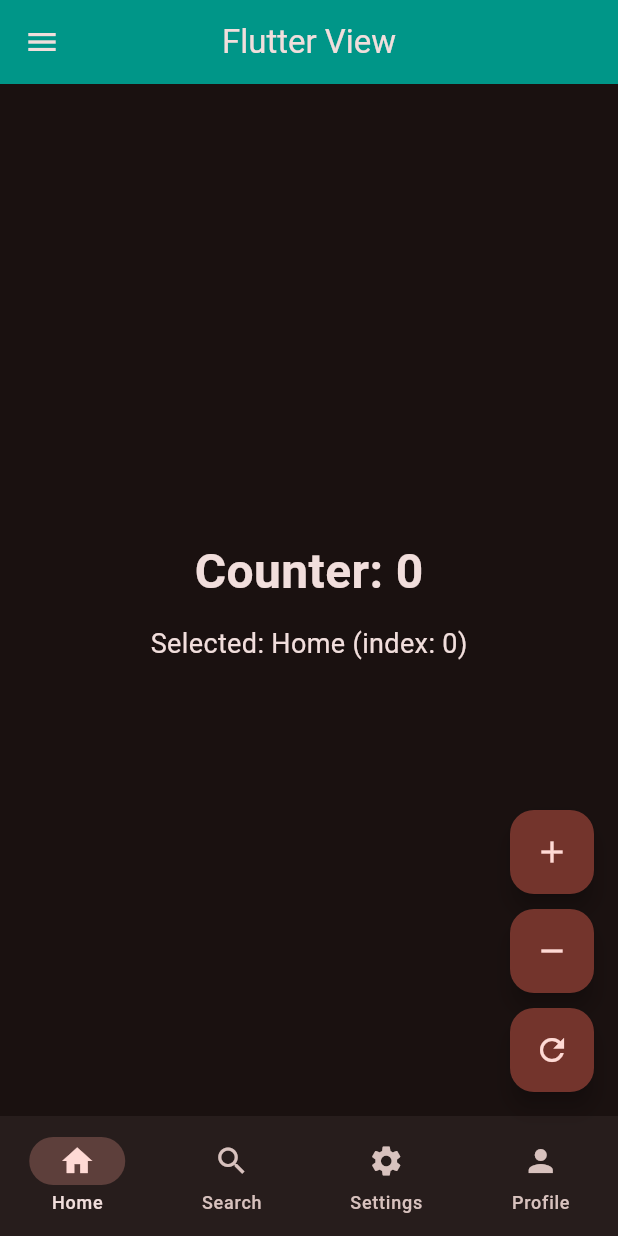
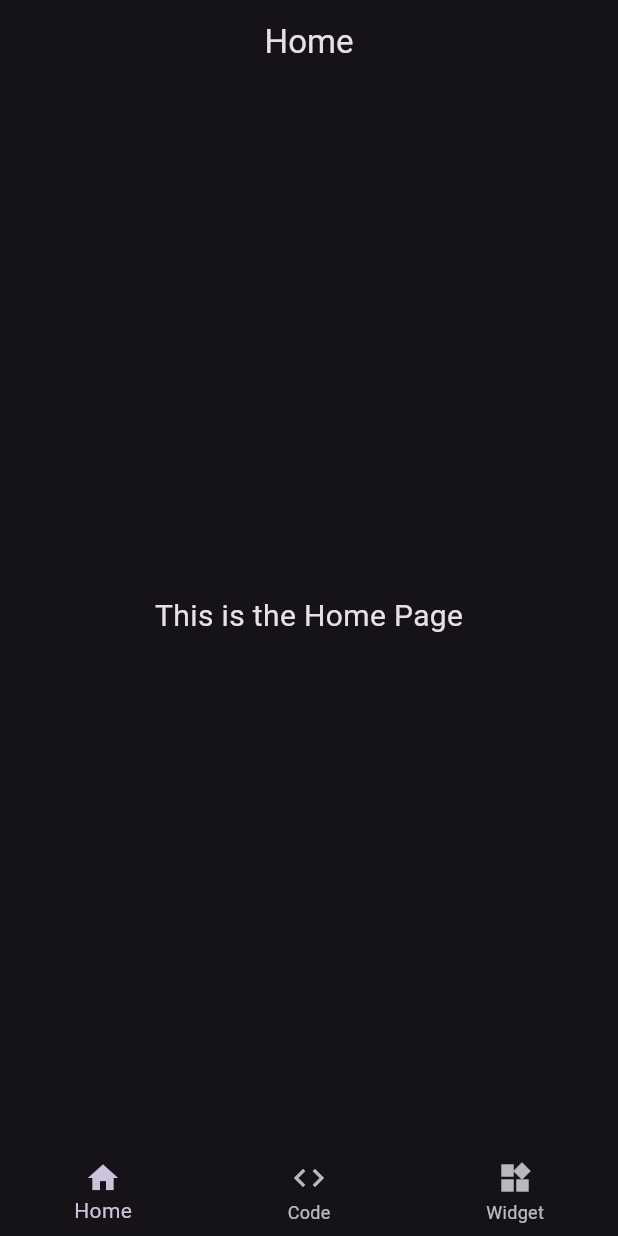
Before and after one commit to KapilMP/flutter_app, a Flutter app: the screen it shows after launch, on a phone screen of 412 x 824 dp. Run offline on Flutter 3.47's test engine with Material 3 defaults, Android fonts, the phone set to English and light mode, and no system bars; our stand-ins replace device_preview.

Commit message:
feat: add bottom navbar with page switching via widget tree

```diff
--- a/lib/main.dart
+++ b/lib/main.dart
@@ -1,126 +1,55 @@
-// import 'package:device_preview/device_preview.dart';
-// import 'package:flutter/foundation.dart';
+import 'package:device_preview/device_preview.dart';
+import 'package:flutter/foundation.dart';
 import 'package:flutter/material.dart';
+import 'package:flutter_app/views/widget_tree.dart';
+
+// stateful widget can be refreshed and updated, stateless widget
+// cannot be updated once built
+
+//? stateless widget can not be refreshed or updated,
+//? it is immutable and can only be built once.
+//? It does not have any internal state that can change over time.
+//? Once a stateless widget is built, it cannot be modified or updated.
+//? If you want to update the UI based on user interactions or changes in data,
+//? you would need to use a stateful widget instead.
+
+//! setState is a method used in stateful widgets to trigger
+//! a rebuild of the widget tree.
+//! When you call setState, it tells Flutter that the state of the widget has
+//! changed and that it needs to rebuild the UI to reflect those changes.
+//! The setState method takes a callback function as an argument,
+//! and any changes to the state should be made within that callback.
+
+// Materail App (Stateful)
+// Scaffold
+// App Title
+// Bottom navigation bar setState
 
 void main() {
-  runApp(const MyApp());
+  runApp(
+    DevicePreview(enabled: !kIsWeb, builder: (context) => const MyHomePage()),
+  );
 }
 
-class MyApp extends StatefulWidget {
-  const MyApp({super.key});
+class MyHomePage extends StatefulWidget {
+  const MyHomePage({super.key});
 
   @override
-  State<MyApp> createState() => _MyAppState();
+  State<MyHomePage> createState() => _MyHomePageState();
 }
 
-class _MyAppState extends State<MyApp> {
-  int selectedIndex = 0;
-  int counter = 0;
-
-  static const List<String> labels = ['Home', 'Search', 'Settings', 'Profile'];
-
+class _MyHomePageState extends State<MyHomePage> {
   @override
   Widget build(BuildContext context) {
     return MaterialApp(
       debugShowCheckedModeBanner: false,
       theme: ThemeData(
         colorScheme: ColorScheme.fromSeed(
-          seedColor: Colors.red,
+          seedColor: Colors.deepPurple,
           brightness: Brightness.dark,
         ),
       ),
-      home: SafeArea(
-        child: Scaffold(
-          appBar: AppBar(
-            title: const Text('Flutter View'),
-            centerTitle: true,
-            // leading: Icon(Icons.menu),
-            // actions: [Text('Login'), Icon(Icons.login)],
-            backgroundColor: Colors.teal,
-          ),
-          drawer: Drawer(
-            child: Column(
-              children: [
-                // DrawerHeader(child: Text('Drawer Header')),
-                ListTile(
-                  title: Text('Settings'),
-                  leading: Icon(Icons.settings),
-                ),
-                ListTile(title: Text('Logout'), leading: Icon(Icons.logout)),
-              ],
-            ),
-          ),
-          body: Center(
-            child: Column(
-              mainAxisSize: MainAxisSize.min,
-              children: [
-                Text(
-                  'Counter: $counter',
-                  style: const TextStyle(
-                    fontSize: 32,
-                    fontWeight: FontWeight.bold,
-                  ),
-                ),
-                const SizedBox(height: 12),
-                Text(
-                  'Selected: ${labels[selectedIndex]} (index: $selectedIndex)',
-                  style: const TextStyle(fontSize: 18),
-                ),
-              ],
-            ),
-          ),
-          floatingActionButton: Column(
-            mainAxisSize: MainAxisSize.min,
-            children: [
-              FloatingActionButton(
-                onPressed: () {
-                  setState(() {
-                    counter += 1;
-                  });
-                },
-                child: const Icon(Icons.add),
-              ),
-              SizedBox(height: 10),
-              FloatingActionButton(
-                onPressed: () {
-                  setState(() {
-                    counter -= 1;
-                  });
-                },
-                child: const Icon(Icons.remove),
-              ),
-              SizedBox(height: 10),
-              FloatingActionButton(
-                onPressed: () {
-                  setState(() {
-                    counter = 0;
-                  });
-                },
-                child: const Icon(Icons.refresh),
-              ),
-            ],
-          ),
-          bottomNavigationBar: NavigationBar(
-            selectedIndex: selectedIndex,
-            destinations: const [
-              NavigationDestination(icon: Icon(Icons.home), label: 'Home'),
-              NavigationDestination(icon: Icon(Icons.search), label: 'Search'),
-              NavigationDestination(
-                icon: Icon(Icons.settings),
-                label: 'Settings',
-              ),
-              NavigationDestination(icon: Icon(Icons.person), label: 'Profile'),
-            ],
-            onDestinationSelected: (int value) {
-              setState(() {
-                selectedIndex = value;
-              });
-              // debug print kept for quick verification
-              print(value);
-            },
-          ),
-        ),
-      ),
+      home: WidgetTree(),
     );
   }
 }
--- /dev/null
+++ b/lib/views/pages/code_page.dart
@@ -0,0 +1,15 @@
+import 'package:flutter/material.dart';
+
+class CodePage extends StatelessWidget {
+  const CodePage({super.key});
+
+  @override
+  Widget build(BuildContext context) {
+    return const Center(
+      child: Text(
+        'This is the Code Page',
+        style: TextStyle(fontSize: 20),
+      ),
+    );
+  }
+}
--- /dev/null
+++ b/lib/views/pages/home_page.dart
@@ -0,0 +1,15 @@
+import 'package:flutter/material.dart';
+
+class HomePage extends StatelessWidget {
+  const HomePage({super.key});
+
+  @override
+  Widget build(BuildContext context) {
+    return const Center(
+      child: Text(
+        'This is the Home Page',
+        style: TextStyle(fontSize: 20),
+      ),
+    );
+  }
+}
--- /dev/null
+++ b/lib/views/pages/widget_page.dart
@@ -0,0 +1,15 @@
+import 'package:flutter/material.dart';
+
+class WidgetPage extends StatelessWidget {
+  const WidgetPage({super.key});
+
+  @override
+  Widget build(BuildContext context) {
+    return const Center(
+      child: Text(
+        'This is the Widget Page',
+        style: TextStyle(fontSize: 20),
+      ),
+    );
+  }
+}
--- /dev/null
+++ b/lib/views/widget_tree.dart
@@ -0,0 +1,46 @@
+import 'package:flutter/material.dart';
+import 'package:flutter_app/views/pages/code_page.dart';
+import 'package:flutter_app/views/pages/home_page.dart';
+import 'package:flutter_app/views/pages/widget_page.dart';
+import 'package:flutter_app/widgets/navbar_widget.dart';
+
+class WidgetTree extends StatefulWidget {
+  const WidgetTree({super.key});
+
+  @override
+  State<WidgetTree> createState() => _WidgetTreeState();
+}
+
+class _WidgetTreeState extends State<WidgetTree> {
+  static const List<NavItem> _navItems = [
+    NavItem(icon: Icons.home, label: "Home"),
+    NavItem(icon: Icons.code, label: "Code"),
+    NavItem(icon: Icons.widgets, label: "Widget"),
+  ];
+
+  int _selectedIndex = 0;
+
+  @override
+  Widget build(BuildContext context) {
+    final currentText = _navItems[_selectedIndex].label;
+    final pages = const [
+      HomePage(),
+      CodePage(),
+      WidgetPage(),
+    ];
+
+    return Scaffold(
+      appBar: AppBar(centerTitle: true, title: Text(currentText)),
+      body: pages[_selectedIndex],
+      bottomNavigationBar: NavbarWidget(
+        items: _navItems,
+        selectedIndex: _selectedIndex,
+        onItemSelected: (index) {
+          setState(() {
+            _selectedIndex = index;
+          });
+        },
+      ),
+    );
+  }
+}
--- /dev/null
+++ b/lib/widgets/navbar_widget.dart
@@ -0,0 +1,40 @@
+import 'package:flutter/material.dart';
+
+class NavItem {
+  const NavItem({
+    required this.label,
+    required this.icon,
+  });
+
+  final String label;
+  final IconData icon;
+}
+
+class NavbarWidget extends StatelessWidget {
+  const NavbarWidget({
+    super.key,
+    required this.items,
+    required this.selectedIndex,
+    required this.onItemSelected,
+  });
+
+  final List<NavItem> items;
+  final int selectedIndex;
+  final ValueChanged<int> onItemSelected;
+
+  @override
+  Widget build(BuildContext context) {
+    return BottomNavigationBar(
+      currentIndex: selectedIndex,
+      onTap: onItemSelected,
+      items: items
+          .map(
+            (item) => BottomNavigationBarItem(
+              icon: Icon(item.icon),
+              label: item.label,
+            ),
+          )
+          .toList(),
+    );
+  }
+}
```
Also changed, not shown: 1 other file.
